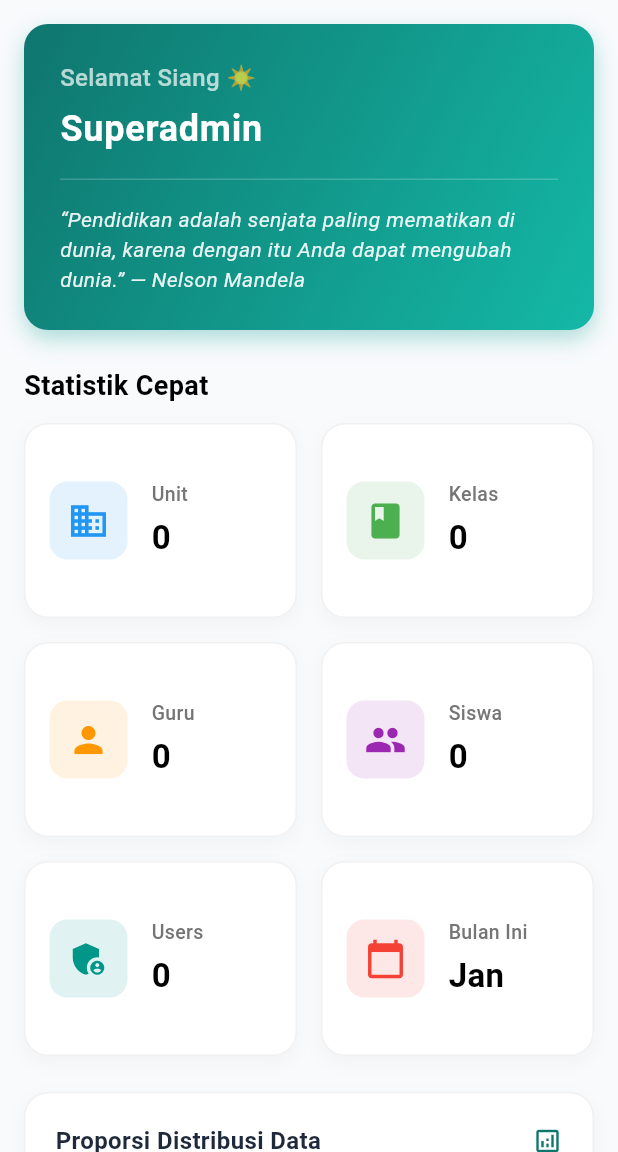
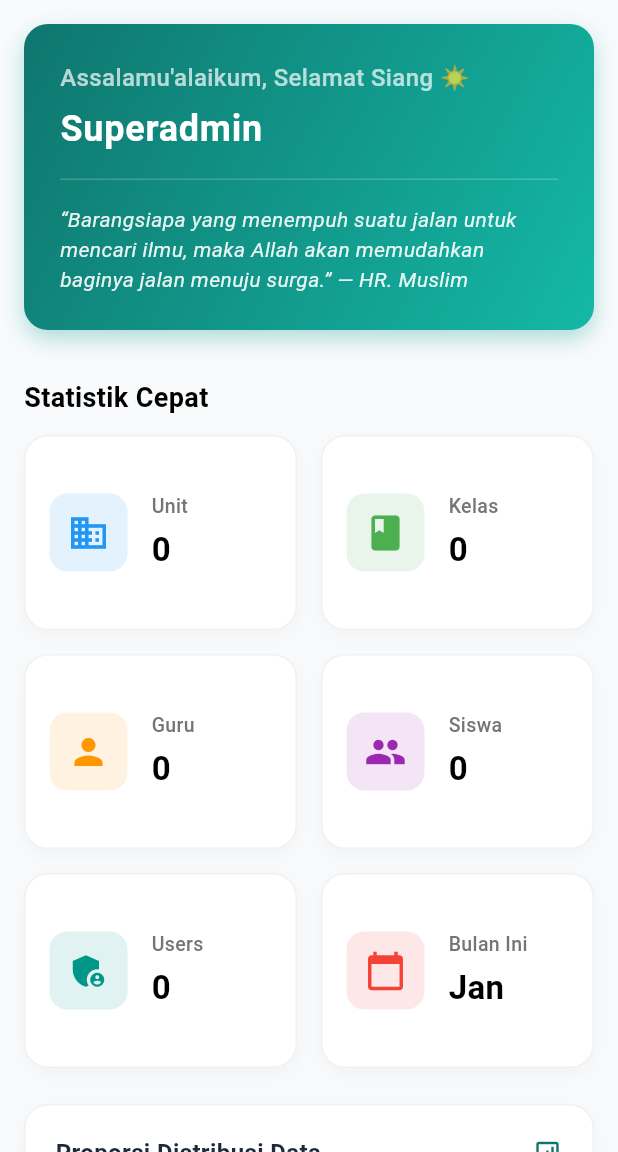
Before and after one commit to ringonoerj/gmq-absensi, a Flutter app: the DashboardSuperadmin screen opened directly, in the side drawer, after a tap on the "person" icon, on a phone screen of 412 x 824 dp, the part 84-1236 px from its top. Run offline on Flutter 3.47's test engine with Material 3 defaults, Android fonts, the phone set to English and light mode, and no system bars; our stand-ins replace connectivity_plus, file_picker, hive_flutter, open_file, shared_preferences, supabase_flutter and 1 more; missing offline and left inert: dart:html, excel; accounts and stored records are empty.

Commit message:
feat: fix user creation auth bug and add customizable announcement banner with Islamic quotes

```diff
--- a/gmq_absensi/lib/screens/operator/dashboard_operator.dart
+++ b/gmq_absensi/lib/screens/operator/dashboard_operator.dart
@@ -8,6 +8,7 @@ import '../../services/supabase_service.dart';
 import '../../widgets/greeting_card.dart';
 import '../../widgets/dashboard_chart.dart';
 import '../../widgets/confetti_overlay.dart';
+import '../../widgets/dashboard_banner_card.dart';
 import '../shared/input_screen.dart';
 import '../shared/laporan_screen_mobile.dart';
 
@@ -324,6 +325,7 @@ class _HomeOperatorScreenState extends State<HomeOperatorScreen> {
             ),
 
             const SizedBox(height: 16),
+            const DashboardBannerCard(),
 
             // Section Guru
             const Text(
--- a/gmq_absensi/lib/screens/superadmin/dashboard_superadmin.dart
+++ b/gmq_absensi/lib/screens/superadmin/dashboard_superadmin.dart
@@ -7,12 +7,14 @@ import '../../services/supabase_service.dart';
 import '../../widgets/greeting_card.dart';
 import '../../widgets/dashboard_chart.dart';
 import '../../widgets/confetti_overlay.dart';
+import '../../widgets/dashboard_banner_card.dart';
 import 'manage_unit_screen.dart';
 import 'manage_kelas_screen.dart';
 import 'manage_guru_screen.dart';
 import 'manage_siswa_screen.dart';
 import 'manage_users_screen.dart';
 import 'backup_restore_screen.dart';
+import 'manage_settings_screen.dart';
 import '../shared/laporan_screen.dart';
 
 
@@ -35,15 +37,16 @@ class _DashboardSuperadminState extends State<DashboardSuperadmin> {
     const ManageUsersScreen(),
     const BackupRestoreScreen(),
     const LaporanScreen(),
+    const ManageSettingsScreen(),
   ];
 
   final List<String> _titles = [
-    'Dashboard', 'Unit', 'Kelas', 'Guru', 'Siswa', 'Users', 'Backup', 'Laporan'
+    'Dashboard', 'Unit', 'Kelas', 'Guru', 'Siswa', 'Users', 'Backup', 'Laporan', 'Pengaturan Banner'
   ];
 
   final List<IconData> _icons = [
     Icons.dashboard, Icons.business, Icons.class_, Icons.person, Icons.people,
-    Icons.admin_panel_settings, Icons.backup, Icons.assessment
+    Icons.admin_panel_settings, Icons.backup, Icons.assessment, Icons.campaign
   ];
 
   @override
@@ -196,7 +199,9 @@ class HomeScreenSuperadmin extends StatelessWidget {
                 userName: auth.currentUser?.name ?? 'Superadmin',
               ),
             ),
-            const SizedBox(height: 24),
+            const SizedBox(height: 16),
+            const DashboardBannerCard(),
+            const SizedBox(height: 16),
             const Text(
               'Statistik Cepat',
               style: TextStyle(fontSize: 18, fontWeight: FontWeight.bold),
--- a/gmq_absensi/lib/screens/superadmin/manage_users_screen.dart
+++ b/gmq_absensi/lib/screens/superadmin/manage_users_screen.dart
@@ -224,6 +224,7 @@ class _ManageUsersScreenState extends State<ManageUsersScreen> {
                                       SupabaseService.supabaseAnonKey,
                                       authOptions: const AuthClientOptions(
                                         authFlowType: AuthFlowType.implicit,
+                                        localStorage: const EmptyLocalStorage(),
                                       ),
                                     );
                                     final response = await tempClient.auth.signUp(
--- a/gmq_absensi/lib/screens/supervisor/dashboard_supervisor.dart
+++ b/gmq_absensi/lib/screens/supervisor/dashboard_supervisor.dart
@@ -6,6 +6,7 @@ import '../../services/supabase_service.dart';
 import '../../widgets/greeting_card.dart';
 import '../../widgets/dashboard_chart.dart';
 import '../../widgets/confetti_overlay.dart';
+import '../../widgets/dashboard_banner_card.dart';
 import '../shared/laporan_screen.dart';
 
 
@@ -148,7 +149,9 @@ class HomeSupervisorScreen extends StatelessWidget {
                 userName: auth.currentUser?.name ?? 'Supervisor',
               ),
             ),
-            const SizedBox(height: 24),
+            const SizedBox(height: 16),
+            const DashboardBannerCard(),
+            const SizedBox(height: 16),
             const Text(
               'Statistik Sistem',
               style: TextStyle(fontSize: 18, fontWeight: FontWeight.bold),
--- /dev/null
+++ b/gmq_absensi/lib/widgets/dashboard_banner_card.dart
@@ -0,0 +1,145 @@
+import 'package:flutter/material.dart';
+import '../services/supabase_service.dart';
+
+class DashboardBannerCard extends StatefulWidget {
+  const DashboardBannerCard({super.key});
+
+  @override
+  State<DashboardBannerCard> createState() => _DashboardBannerCardState();
+}
+
+class _DashboardBannerCardState extends State<DashboardBannerCard> with SingleTickerProviderStateMixin {
+  String? _bannerText;
+  bool _isLoading = true;
+  late AnimationController _pulseController;
+  late Animation<double> _pulseAnimation;
+
+  @override
+  void initState() {
+    super.initState();
+    _loadBannerText();
+    _pulseController = AnimationController(
+      vsync: this,
+      duration: const Duration(seconds: 2),
+    )..repeat(reverse: true);
+    _pulseAnimation = Tween<double>(begin: 1.0, end: 1.12).animate(
+      CurvedAnimation(parent: _pulseController, curve: Curves.easeInOut),
+    );
+  }
+
+  @override
+  void dispose() {
+    _pulseController.dispose();
+    super.dispose();
+  }
+
+  Future<void> _loadBannerText() async {
+    try {
+      final response = await SupabaseService.client
+          .from('app_settings')
+          .select('value')
+          .eq('key', 'dashboard_banner')
+          .maybeSingle();
+      if (mounted) {
+        setState(() {
+          _bannerText = response?['value'] as String?;
+          _isLoading = false;
+        });
+      }
+    } catch (e) {
+      print('Error loading banner text: $e');
+      if (mounted) {
+        setState(() {
+          _isLoading = false;
+        });
+      }
+    }
+  }
+
+  @override
+  Widget build(BuildContext context) {
+    if (_isLoading) {
+      return const SizedBox.shrink();
+    }
+
+    if (_bannerText == null || _bannerText!.trim().isEmpty) {
+      return const SizedBox.shrink();
+    }
+
+    final isDark = Theme.of(context).brightness == Brightness.dark;
+
+    return Container(
+      width: double.infinity,
+      margin: const EdgeInsets.only(bottom: 16),
+      padding: const EdgeInsets.all(16),
+      decoration: BoxDecoration(
+        gradient: LinearGradient(
+          begin: Alignment.topLeft,
+          end: Alignment.bottomRight,
+          colors: isDark
+              ? [const Color(0xFF1E3A8A), const Color(0xFF1E40AF)]
+              : [const Color(0xFFEFF6FF), const Color(0xFFDBEAFE)],
+        ),
+        borderRadius: BorderRadius.circular(16),
+        border: Border.all(
+          color: isDark ? Colors.blue.shade700 : Colors.blue.shade200,
+          width: 1.5,
+        ),
+        boxShadow: [
+          BoxShadow(
+            color: Colors.blue.withOpacity(isDark ? 0.25 : 0.15),
+            blurRadius: 10,
+            offset: const Offset(0, 4),
+          ),
+        ],
+      ),
+      child: Row(
+        crossAxisAlignment: CrossAxisAlignment.start,
+        children: [
+          ScaleTransition(
+            scale: _pulseAnimation,
+            child: Container(
+              padding: const EdgeInsets.all(8),
+              decoration: BoxDecoration(
+                color: isDark ? Colors.blue.shade900.withOpacity(0.5) : Colors.blue.shade100,
+                shape: BoxShape.circle,
+              ),
+              child: Icon(
+                Icons.campaign,
+                color: isDark ? Colors.blue.shade200 : Colors.blue.shade700,
+                size: 24,
+              ),
+            ),
+          ),
+          const SizedBox(width: 12),
+          Expanded(
+            child: Column(
+              crossAxisAlignment: CrossAxisAlignment.start,
+              children: [
+                Text(
+                  'PENGUMUMAN',
+                  style: TextStyle(
+                    fontSize: 11,
+                    fontWeight: FontWeight.bold,
+                    letterSpacing: 1.2,
+                    color: isDark ? Colors.blue.shade300 : Colors.blue.shade800,
+                  ),
+                ),
+                const SizedBox(height: 4),
+                Text(
+                  _bannerText!,
+                  style: TextStyle(
+                    fontSize: 14,
+                    fontWeight: FontWeight.w600,
+                    height: 1.4,
+                    color: isDark ? Colors.white : Colors.blue.shade900,
+                  ),
+                ),
+              ],
+            ),
+          ),
+        ],
+      ),
+    );
+  }
+}
--- a/gmq_absensi/lib/widgets/greeting_card.dart
+++ b/gmq_absensi/lib/widgets/greeting_card.dart
@@ -17,12 +17,13 @@ class _GreetingCardState extends State<GreetingCard> with SingleTickerProviderSt
   Timer? _timer;
 
   final List<String> _quotes = [
-    '“Pendidikan adalah senjata paling mematikan di dunia, karena dengan itu Anda dapat mengubah dunia.” — Nelson Mandela',
     '“Barangsiapa yang menempuh suatu jalan untuk mencari ilmu, maka Allah akan memudahkan baginya jalan menuju surga.” — HR. Muslim',
     '“Ilmu itu bukan yang dihafal, tetapi yang memberi manfaat.” — Imam Syafi\'i',
-    '“Belajar tanpa berpikir itu tidak berguna, berpikir tanpa belajar itu sangat berbahaya.” — Konfusius',
-    '“Masa depan adalah milik mereka yang mempersiapkan diri hari ini.” — Malcolm X',
-    '“Pendidikan bukan cuma pergi ke sekolah dan mendapatkan gelar. Tapi, juga soal memperluas pengetahuan dan menyerap ilmu kehidupan.” — Shakuntala Devi',
+    '“Menuntut ilmu adalah kewajiban bagi setiap muslim.” — HR. Ibnu Majah',
+    '“Jika seseorang bepergian dengan tujuan mencari ilmu, maka ia berada di jalan Allah sampai ia kembali.” — HR. Tirmidzi',
+    '“Sebaik-baik kalian adalah orang yang mempelajari Al-Qur\'an dan mengajarkannya.” — HR. Bukhari',
+    '“Belajarlah kamu sekalian, dan mengajarlah kamu sekalian, dan hormatilah guru-gurumu.” — HR. Ath-Thabrani',
+    '“Kelebihan seorang alim dibanding seorang abid (ahli ibadah) seperti kelebihan bulan purnama atas seluruh bintang-bintang.” — HR. Abu Dawud',
   ];
 
   @override
@@ -62,15 +63,17 @@ class _GreetingCardState extends State<GreetingCard> with SingleTickerProviderSt
 
   String _getGreeting() {
     final hour = DateTime.now().hour;
+    String greeting;
     if (hour >= 4 && hour < 10) {
-      return 'Selamat Pagi 🌅';
+      greeting = 'Selamat Pagi 🌅';
     } else if (hour >= 10 && hour < 15) {
-      return 'Selamat Siang ☀️';
+      greeting = 'Selamat Siang ☀️';
     } else if (hour >= 15 && hour < 18) {
-      return 'Selamat Sore 🌇';
+      greeting = 'Selamat Sore 🌇';
     } else {
-      return 'Selamat Malam 🌌';
+      greeting = 'Selamat Malam 🌌';
     }
+    return "Assalamu'alaikum, $greeting";
   }
 
   @override
```
Also changed, not shown: gmq_absensi/lib/screens/superadmin/manage_settings_screen.dart (added, +329 -0 lines).
